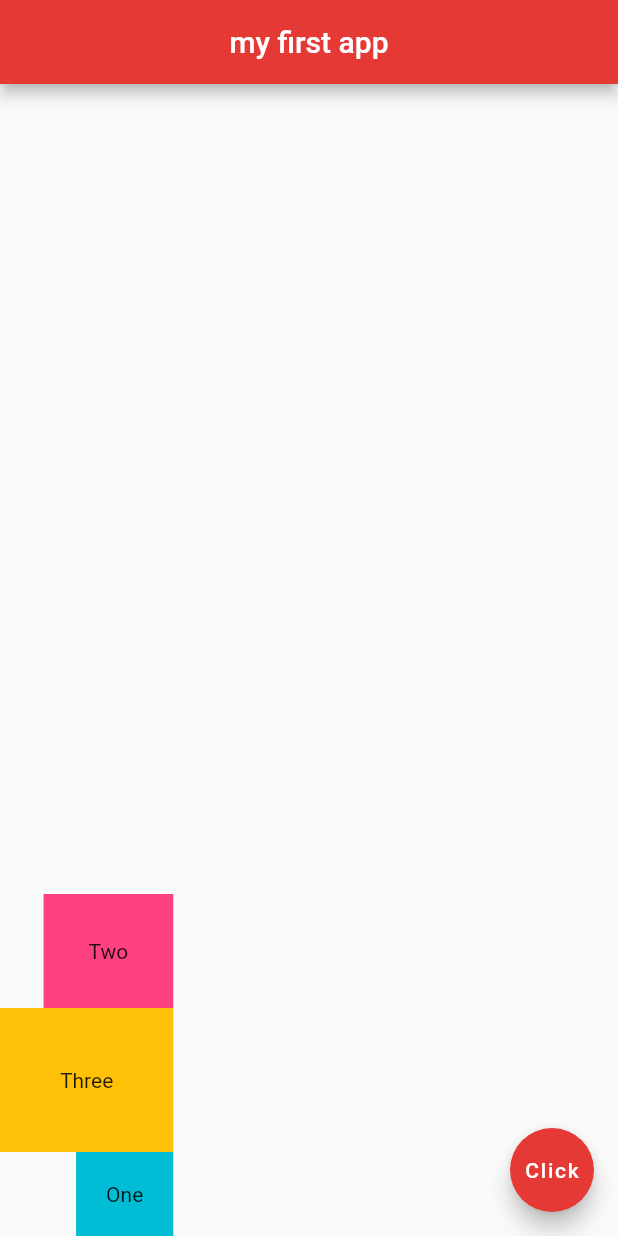
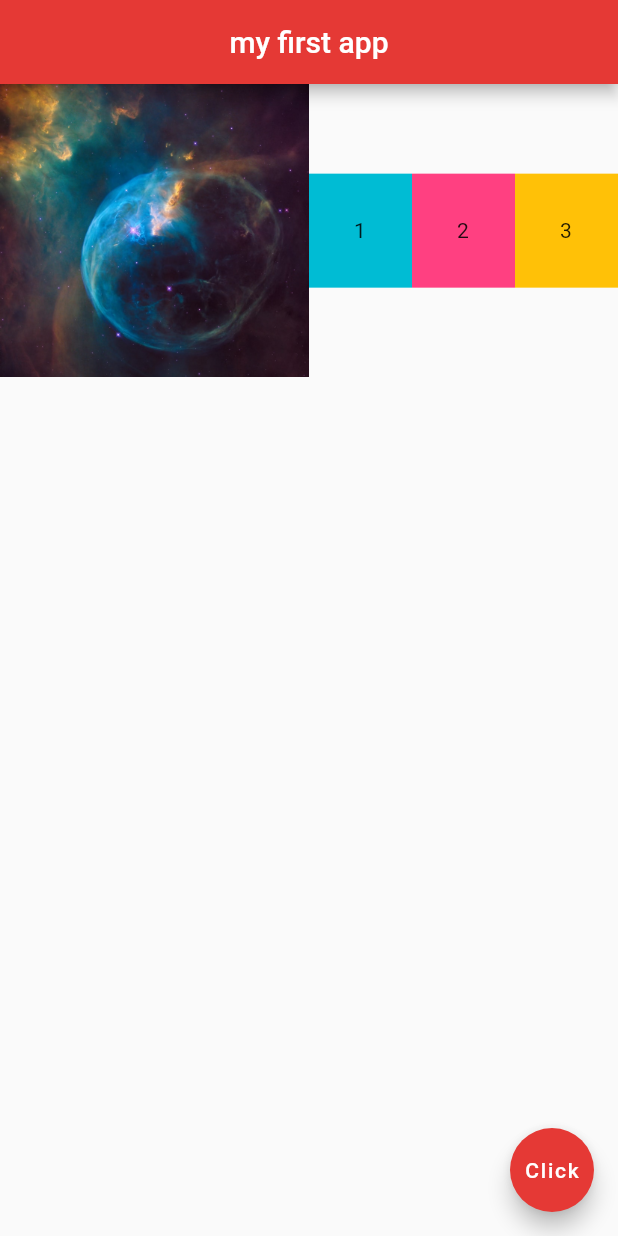
Before and after one commit to krishnaar/flutter-study, a Flutter app: the screen it shows after launch, on a phone screen of 412 x 824 dp. Run offline on Flutter 3.47's test engine with Material 2 defaults, Android fonts, the phone set to English and light mode, and no system bars.

Commit message:
Expanded Widgets

```diff
--- a/lib/main.dart
+++ b/lib/main.dart
@@ -14,24 +14,35 @@ class Home extends StatelessWidget {
         centerTitle: true,
         backgroundColor: Colors.red[600],
       ),
-      body: Column(
-        mainAxisAlignment: MainAxisAlignment.end,
-        crossAxisAlignment: CrossAxisAlignment.end,
+      body: Row(
         children: <Widget>[
-          Container(
-            padding: EdgeInsets.all(30.0),
-            color: Colors.pinkAccent,
-            child: Text('Two'),
+          Expanded(
+            child: Image.asset('assets/space-2.jpg'),
+            flex: 3,
           ),
-          Container(
-            padding: EdgeInsets.all(40.0),
-            color: Colors.amber,
-            child: Text('Three'),
+          Expanded(
+            flex: 1,
+            child: Container(
+              padding: EdgeInsets.all(30.0),
+              color: Colors.cyan,
+              child: Text('1'),
+            ),
           ),
-          Container(
-            padding: EdgeInsets.all(20.0),
-            color: Colors.cyan,
-            child: Text('One'),
+          Expanded(
+            flex: 1,
+            child: Container(
+              padding: EdgeInsets.all(30.0),
+              color: Colors.pinkAccent,
+              child: Text('2'),
+            ),
+          ),
+          Expanded(
+            flex: 1,
+            child: Container(
+              padding: EdgeInsets.all(30.0),
+              color: Colors.amber,
+              child: Text('3'),
+            ),
           ),
         ],
       ),
```
